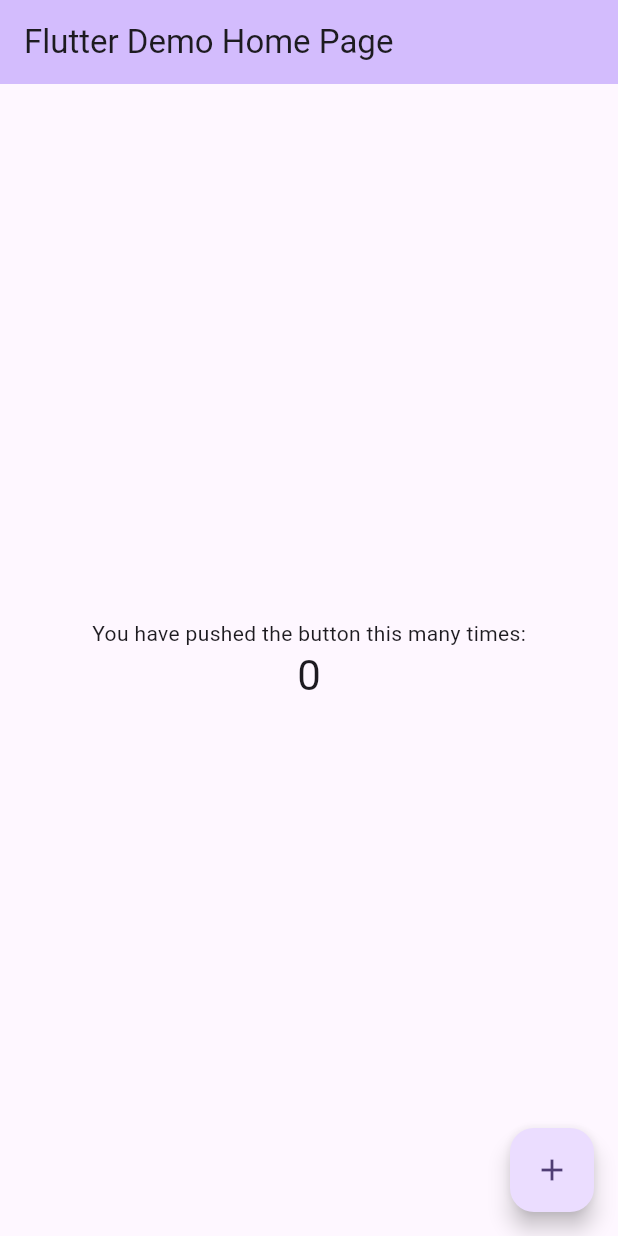
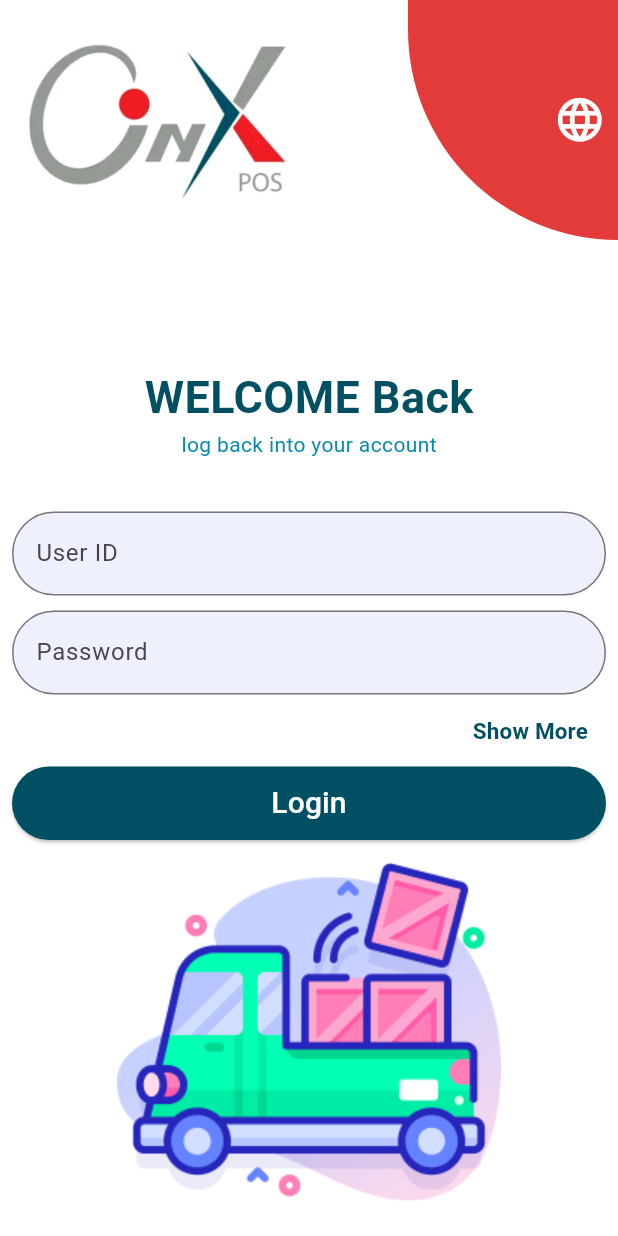
Before and after one commit to salmanwheep/flutter_task, a Flutter app: the screen it shows after launch, on a phone screen of 412 x 824 dp. Run offline on Flutter 3.47's test engine with Material 3 defaults, Android fonts, the phone set to English and light mode, and no system bars.

Commit message:
login page

```diff
--- a/lib/main.dart
+++ b/lib/main.dart
@@ -1,6 +1,9 @@
 import 'package:flutter/material.dart';
+import 'package:flutter/rendering.dart';
+import 'package:flutter_task/ui/login/view/login_screen.dart';
 
 void main() {
+  // debugPaintSizeEnabled=true;
   runApp(const MyApp());
 }
 
@@ -11,26 +14,13 @@ class MyApp extends StatelessWidget {
   @override
   Widget build(BuildContext context) {
     return MaterialApp(
+debugShowCheckedModeBanner: false,
       title: 'Flutter Demo',
       theme: ThemeData(
-        // This is the theme of your application.
-        //
-        // TRY THIS: Try running your application with "flutter run". You'll see
-        // the application has a purple toolbar. Then, without quitting the app,
-        // try changing the seedColor in the colorScheme below to Colors.green
-        // and then invoke "hot reload" (save your changes or press the "hot
-        // reload" button in a Flutter-supported IDE, or press "r" if you used
-        // the command line to start the app).
-        //
-        // Notice that the counter didn't reset back to zero; the application
-        // state is not lost during the reload. To reset the state, use hot
-        // restart instead.
-        //
-        // This works for code too, not just values: Most code changes can be
-        // tested with just a hot reload.
+
         colorScheme: ColorScheme.fromSeed(seedColor: Colors.deepPurple),
       ),
-      home: const MyHomePage(title: 'Flutter Demo Home Page'),
+      home: const loginScreen(),
     );
   }
 }
--- /dev/null
+++ b/lib/ui/login/view/login_screen.dart
@@ -0,0 +1,192 @@
+import 'package:flutter/material.dart';
+
+import '../view_models/login_viewmodels.dart';
+
+class loginScreen extends StatelessWidget {
+  const loginScreen();
+
+  // final loginViewModel viewModel;
+
+  // const loginScreen({required this.viewModel});
+  // final loginViewModel viewModel;
+  @override
+  Widget build(BuildContext context) {
+    return Scaffold(
+      resizeToAvoidBottomInset: false,
+      body: Container(
+        color: Colors.white,
+        alignment: Alignment.topCenter,
+
+        child: Column(
+          mainAxisAlignment: MainAxisAlignment.spaceBetween,
+          crossAxisAlignment: CrossAxisAlignment.center,
+          children: [
+            Container(
+              // height: MediaQuery.of(context).size.height/5,
+              child: Row(
+                crossAxisAlignment: CrossAxisAlignment.start,
+                children: [
+                  Expanded(
+
+                    child: Padding(
+                      padding: const EdgeInsets.only(top: 20.0),
+                      child: Image.asset('imgs/onx.png', fit: BoxFit.scaleDown),
+                    ),
+                  ),
+
+                  Expanded(
+
+                    child: Stack(
+                      alignment: Alignment.centerRight,
+
+                      clipBehavior: Clip.antiAlias,
+                      children: [
+                        Container(
+                          height: 160,
+                          width: 140,
+                          decoration: BoxDecoration(
+                            color: Color.fromARGB(255, 227, 58, 58),
+
+                            borderRadius: BorderRadius.only(
+                              bottomLeft: Radius.circular(1000),
+                            ),
+                          ),
+                        ),
+                        IconButton(
+                          onPressed: () => {},
+                          icon: Icon(
+                            Icons.language_rounded,
+                            color: Colors.white,
+                            size: 35,
+                          ),
+                        ),
+                      ],
+                    ),
+                  ),
+                ],
+              ),
+            ),
+
+            Expanded(
+              child: Padding(
+                padding: const EdgeInsets.all(8.0),
+                child: Column(
+                  mainAxisAlignment: MainAxisAlignment.end,
+                  children: <Widget>[
+                    Container(
+                      alignment: Alignment.bottomCenter,
+                      child: Text(
+                        'WELCOME Back',
+                        style: TextStyle(
+                          color: Color.fromARGB(255, 0, 79, 98),
+                          fontWeight: FontWeight.bold,
+                          fontSize: 30,
+                        ),
+                      ),
+                    ),
+
+                    Text(
+                      "log back into your account",
+
+                      style: TextStyle(color: Color.fromARGB(255, 7, 139, 171)),
+                    ),
+                    SizedBox(height: 35),
+                    Container(
+                      decoration: BoxDecoration(
+                        color: Color(0xFFEEF0FC),
+                        borderRadius: BorderRadius.circular(50),
+                        boxShadow: [
+                          BoxShadow(
+                            color: Color(0x00000000),
+                            spreadRadius: 2,
+                            blurRadius: 5,
+                            offset: Offset(0, 3),
+                          ),
+                        ],
+                      ),
+                      child: TextFormField(
+                        textDirection: TextDirection.ltr,
+
+                        decoration: InputDecoration(
+                          labelText: 'User ID',
+                          hintText: 'Enter your User ID',
+
+                          border: OutlineInputBorder(
+                            borderRadius: BorderRadius.circular(50),
+                          ),
+                        ),
+                      ),
+                    ),
+                    SizedBox(height: 10),
+                    Container(
+                      decoration: BoxDecoration(
+                        color: Color(0xFFEEF0FC),
+                        borderRadius: BorderRadius.circular(50),
+                        boxShadow: [
+                          BoxShadow(
+                            color: Color(0x00000000),
+                            spreadRadius: 2,
+                            blurRadius: 5,
+                            offset: Offset(0, 3),
+                          ),
+                        ],
+                      ),
+                      child: TextFormField(
+                        textDirection: TextDirection.ltr,
+
+                        decoration: InputDecoration(
+                          labelText: 'Password',
+                          hintText: 'Enter your Password',
+
+                          border: OutlineInputBorder(
+                            borderRadius: BorderRadius.circular(50),
+                          ),
+                        ),
+                      ),
+                    ),
+
+                    Align(
+                      alignment: Alignment.centerRight,
+                      child: TextButton(
+                        onPressed: () => {},
+                        child: Text(
+                          'Show More',
+                          style: TextStyle(
+                            color: Color.fromARGB(255, 0, 79, 98),
+                            fontWeight: FontWeight.bold,
+                            fontSize: 15,
+                          ),
+                        ),
+                      ),
+                    ),
+                    ElevatedButton(
+                      onPressed: () => {},
+                      style: ButtonStyle(
+                        padding: WidgetStatePropertyAll(
+                          EdgeInsets.symmetric(horizontal: 0, vertical: 10),
+                        ),
+
+                        backgroundColor: WidgetStateProperty.all(
+                          Color(0xFF004F62),
+                        ),
+                      ),
+                      child: SizedBox(
+                        width: double.infinity,
+                        child: Text(
+                          'Login',
+                          style: TextStyle(color: Colors.white, fontSize: 20),
+                          textAlign: TextAlign.center,
+                        ),
+                      ),
+                    ),
+                    Flexible(child: Image.asset('imgs/delivery_truck.png')),
+                  ],
+                ),
+              ),
+            ),
+          ],
+        ),
+      ),
+    );
+  }
+}
--- a/pubspec.yaml
+++ b/pubspec.yaml
@@ -58,8 +58,8 @@ flutter:
   uses-material-design: true
 
   # To add assets to your application, add an assets section, like this:
-  # assets:
-  #   - images/a_dot_burr.jpeg
+  assets:
+    - imgs/
   #   - images/a_dot_ham.jpeg
 
   # An image asset can refer to one or more resolution-specific "variants", see
```
Also changed, not shown: imgs/delivery-truck (2).png (added), imgs/delivery-truck.png (added), imgs/delivery_truck.png (added), imgs/man.png (added), imgs/not_found.jpg (added), imgs/onx.png (added), lib/ui/login/view_models/login_viewmodels.dart (added).
